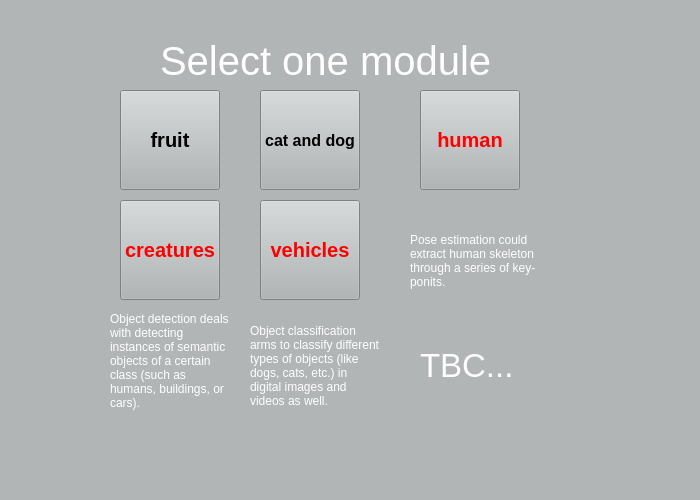
SAIL-LAB155/Learning_Computer_Vision, file rLearning_Computer_Vision/SelectModuleWidget.ui: the form before one commit.
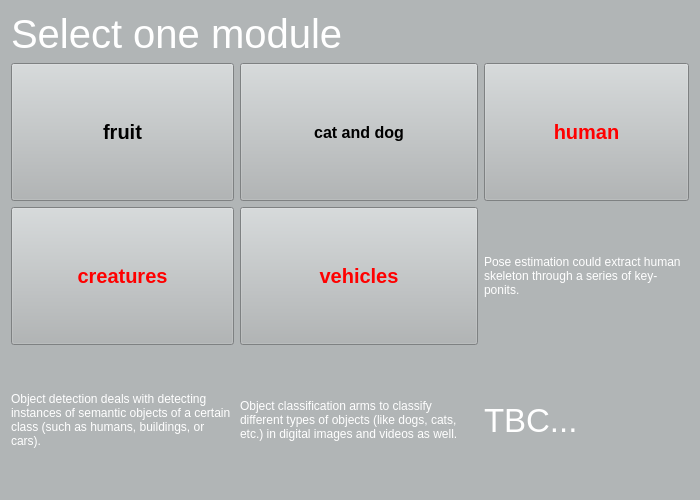
The form after the commit. Icons and pictures are not drawn.

```diff
--- a/rLearning_Computer_Vision/SelectModuleWidget.ui
+++ b/rLearning_Computer_Vision/SelectModuleWidget.ui
@@ -19,14 +19,14 @@
   <property name="styleSheet">
    <string notr="true">background-color: rgb(177, 181, 182);</string>
   </property>
+  <layout class="QGridLayout" name="gridLayout">
+   <item row="0" column="0" colspan="3">
   <widget class="QLabel" name="label">
-   <property name="geometry">
-    <rect>
-     <x>160</x>
-     <y>40</y>
-     <width>341</width>
-     <height>41</height>
-    </rect>
+     <property name="sizePolicy">
+      <sizepolicy hsizetype="Preferred" vsizetype="Fixed">
+       <horstretch>0</horstretch>
+       <verstretch>0</verstretch>
+      </sizepolicy>
    </property>
    <property name="font">
     <font>
@@ -40,14 +40,14 @@
     <string>Select one module</string>
    </property>
   </widget>
+   </item>
+   <item row="1" column="0">
   <widget class="QPushButton" name="m_btn_Fruit">
-   <property name="geometry">
-    <rect>
-     <x>120</x>
-     <y>90</y>
-     <width>100</width>
-     <height>100</height>
-    </rect>
+     <property name="sizePolicy">
+      <sizepolicy hsizetype="Preferred" vsizetype="Preferred">
+       <horstretch>0</horstretch>
+       <verstretch>0</verstretch>
+      </sizepolicy>
    </property>
    <property name="font">
     <font>
@@ -64,14 +64,14 @@
     <string>fruit</string>
    </property>
   </widget>
+   </item>
+   <item row="1" column="1">
   <widget class="QPushButton" name="m_btn_Cat_and_Dog">
-   <property name="geometry">
-    <rect>
-     <x>260</x>
-     <y>90</y>
-     <width>100</width>
-     <height>100</height>
-    </rect>
+     <property name="sizePolicy">
+      <sizepolicy hsizetype="Preferred" vsizetype="Preferred">
+       <horstretch>0</horstretch>
+       <verstretch>0</verstretch>
+      </sizepolicy>
    </property>
    <property name="font">
     <font>
@@ -88,14 +88,39 @@
     <string>cat and dog</string>
    </property>
   </widget>
+   </item>
+   <item row="1" column="2">
+    <widget class="QPushButton" name="m_btn_Human">
+     <property name="sizePolicy">
+      <sizepolicy hsizetype="Preferred" vsizetype="Preferred">
+       <horstretch>0</horstretch>
+       <verstretch>0</verstretch>
+      </sizepolicy>
+     </property>
+     <property name="font">
+      <font>
+       <pointsize>15</pointsize>
+       <weight>75</weight>
+       <bold>true</bold>
+      </font>
+     </property>
+     <property name="styleSheet">
+      <string notr="true">color: rgb(255, 0, 0);
+border-image: url(:/images/2-training/subpage/background/pose-estimation.jpg);
+</string>
+     </property>
+     <property name="text">
+      <string>human</string>
+     </property>
+    </widget>
+   </item>
+   <item row="2" column="0">
   <widget class="QPushButton" name="m_btn_Creatures">
-   <property name="geometry">
-    <rect>
-     <x>120</x>
-     <y>200</y>
-     <width>100</width>
-     <height>100</height>
-    </rect>
+     <property name="sizePolicy">
+      <sizepolicy hsizetype="Preferred" vsizetype="Preferred">
+       <horstretch>0</horstretch>
+       <verstretch>0</verstretch>
+      </sizepolicy>
    </property>
    <property name="font">
     <font>
@@ -112,14 +137,14 @@
     <string>creatures</string>
    </property>
   </widget>
+   </item>
+   <item row="2" column="1">
   <widget class="QPushButton" name="m_btn_Vehicles">
-   <property name="geometry">
-    <rect>
-     <x>260</x>
-     <y>200</y>
-     <width>100</width>
-     <height>100</height>
-    </rect>
+     <property name="sizePolicy">
+      <sizepolicy hsizetype="Preferred" vsizetype="Preferred">
+       <horstretch>0</horstretch>
+       <verstretch>0</verstretch>
+      </sizepolicy>
    </property>
    <property name="font">
     <font>
@@ -136,40 +161,22 @@
     <string>vehicles</string>
    </property>
   </widget>
-  <widget class="QPushButton" name="m_btn_Human">
-   <property name="geometry">
-    <rect>
-     <x>420</x>
-     <y>90</y>
-     <width>100</width>
-     <height>100</height>
-    </rect>
-   </property>
-   <property name="font">
-    <font>
-     <pointsize>15</pointsize>
-     <weight>75</weight>
-     <bold>true</bold>
-    </font>
-   </property>
+   </item>
+   <item row="2" column="2">
+    <widget class="QLabel" name="label_4">
    <property name="styleSheet">
-    <string notr="true">color: rgb(255, 0, 0);
-border-image: url(:/images/2-training/subpage/background/pose-estimation.jpg);
-</string>
+      <string notr="true">color: rgb(255, 255, 255);</string>
    </property>
    <property name="text">
-    <string>human</string>
-   </property>
-  </widget>
+      <string>Pose estimation could extract human skeleton through a series of key-ponits.</string>
+     </property>
+     <property name="wordWrap">
+      <bool>true</bool>
+     </property>
+    </widget>
+   </item>
+   <item row="3" column="0">
   <widget class="QLabel" name="label_2">
-   <property name="geometry">
-    <rect>
-     <x>110</x>
-     <y>310</y>
-     <width>121</width>
-     <height>101</height>
-    </rect>
-   </property>
    <property name="styleSheet">
     <string notr="true">color: rgb(255, 255, 255);</string>
    </property>
@@ -180,15 +187,9 @@
     <bool>true</bool>
    </property>
   </widget>
+   </item>
+   <item row="3" column="1">
   <widget class="QLabel" name="label_3">
-   <property name="geometry">
-    <rect>
-     <x>250</x>
-     <y>310</y>
-     <width>131</width>
-     <height>111</height>
-    </rect>
-   </property>
    <property name="styleSheet">
     <string notr="true">color: rgb(255, 255, 255);</string>
    </property>
@@ -199,34 +200,9 @@
     <bool>true</bool>
    </property>
   </widget>
-  <widget class="QLabel" name="label_4">
-   <property name="geometry">
-    <rect>
-     <x>410</x>
-     <y>210</y>
-     <width>131</width>
-     <height>101</height>
-    </rect>
-   </property>
-   <property name="styleSheet">
-    <string notr="true">color: rgb(255, 255, 255);</string>
-   </property>
-   <property name="text">
-    <string>Pose estimation could extract human skeleton through a series of key-ponits.</string>
-   </property>
-   <property name="wordWrap">
-    <bool>true</bool>
-   </property>
-  </widget>
+   </item>
+   <item row="3" column="2">
   <widget class="QLabel" name="label_5">
-   <property name="geometry">
-    <rect>
-     <x>420</x>
-     <y>320</y>
-     <width>111</width>
-     <height>91</height>
-    </rect>
-   </property>
    <property name="font">
     <font>
      <pointsize>25</pointsize>
@@ -239,6 +215,8 @@
     <string>TBC...</string>
    </property>
   </widget>
+   </item>
+  </layout>
  </widget>
  <resources/>
  <connections/>
```
Lines whose indentation alone changed are shown as unchanged.
